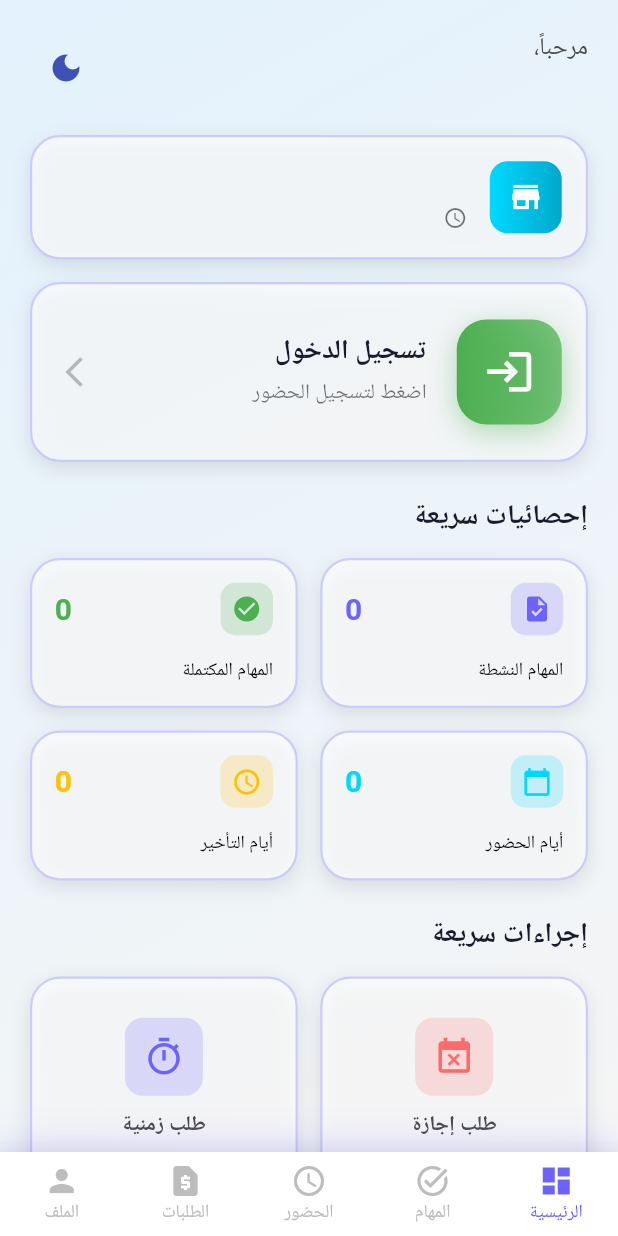
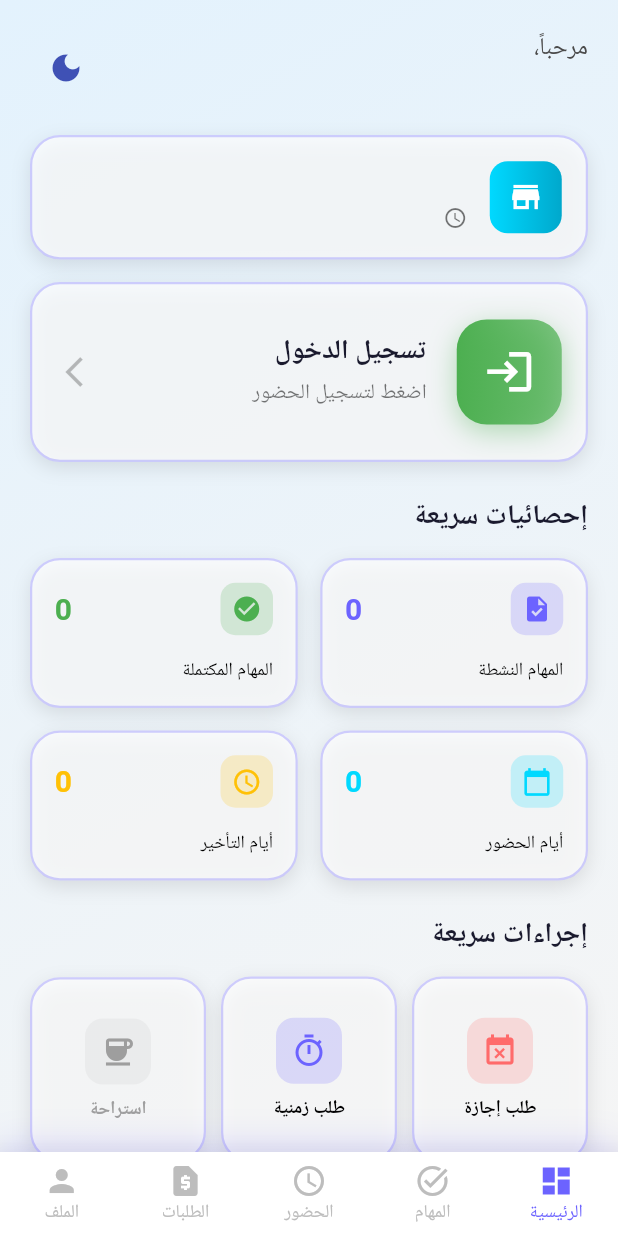
Before and after one commit to mohammedaljibory/storemanagment, a Flutter app: the HomeScreen screen opened by its route, on a phone screen of 412 x 824 dp. Run offline on Flutter 3.47's test engine with Material 3 defaults, Android fonts, the phone set to English and light mode, and no system bars; our stand-ins replace cached_network_image, cloud_firestore, connectivity_plus, firebase_auth, firebase_core, firebase_messaging and 11 more; accounts and stored records are empty; Roboto replaces fonts that are missing (Tajawal); project files that could hold a hidden picture were left out.

Commit message:
feat: Merge break request into quick actions section
- Added break request as third card in quick actions row (vacation, time-off, break)
- Break card shows contextual states: disabled when not checked in, active when available, completed after use
- BreakButtonWidget now supports compactMode for showing only status cards (pending/on-break)
- Break request dialog triggered directly from quick action card
- Removed standalone break button that was below today's status

Co-Authored-By: Claude Opus 4.6 <noreply@anthropic.com>

```diff
--- a/lib/features/home/screens/home_screen.dart
+++ b/lib/features/home/screens/home_screen.dart
@@ -15,6 +15,8 @@ import '../../../core/providers/request_provider.dart';
 import '../../../core/routes/app_routes.dart' show AppRoutes;
 import '../../../core/theme/app_theme.dart';
 import '../../../core/widgets/glass_container.dart';
+import '../../../core/models/attendance_model.dart';
+import '../../../core/services/break_service.dart';
 import '../../../core/services/location_monitor_service.dart';
 import '../../../core/services/time_off_monitor_service.dart';
 import '../../tasks/screens/tasks_screen.dart';
@@ -344,15 +346,6 @@ class _DashboardTabState extends State<DashboardTab> {
               // Today's Status
               if (attendanceProvider.isCheckedIn && attendanceProvider.currentSession != null) ...[
                 _buildTodayStatus(context, attendanceProvider, isDarkMode),
-                const SizedBox(height: 15),
-
-                // Break Button - shows during active attendance
-                if (user != null)
-                  BreakButtonWidget(
-                    attendance: attendanceProvider.currentSession!,
-                    userId: user.id,
-                    userName: user.name,
-                  ),
                 const SizedBox(height: 25),
               ],
 
@@ -426,7 +419,7 @@ class _DashboardTabState extends State<DashboardTab> {
 
               const SizedBox(height: 25),
 
-              // NEW: Quick Actions Section
+              // Quick Actions Section
               Text(
                 'إجراءات سريعة',
                 style: Theme.of(context).textTheme.titleLarge?.copyWith(
@@ -436,7 +429,7 @@ class _DashboardTabState extends State<DashboardTab> {
 
               const SizedBox(height: 15),
 
-              // Quick action buttons - direct navigation to create request
+              // Quick action buttons row
               Row(
                 children: [
                   Expanded(
@@ -446,7 +439,6 @@ class _DashboardTabState extends State<DashboardTab> {
                       Icons.event_busy,
                       AppTheme.accentColor,
                       onTap: () {
-                        // Navigate directly to create request with fullDayOff type
                         Navigator.pushNamed(
                           context,
                           AppRoutes.createRequest,
@@ -455,7 +447,7 @@ class _DashboardTabState extends State<DashboardTab> {
                       },
                     ),
                   ),
-                  const SizedBox(width: 15),
+                  const SizedBox(width: 10),
                   Expanded(
                     child: _buildQuickActionCard(
                       context,
@@ -463,7 +455,6 @@ class _DashboardTabState extends State<DashboardTab> {
                       Icons.timer_outlined,
                       AppTheme.primaryColor,
                       onTap: () {
-                        // Navigate directly to create request with timeOff type
                         Navigator.pushNamed(
                           context,
                           AppRoutes.createRequest,
@@ -472,8 +463,23 @@ class _DashboardTabState extends State<DashboardTab> {
                       },
                     ),
                   ),
+                  const SizedBox(width: 10),
+                  Expanded(
+                    child: _buildBreakQuickAction(context, attendanceProvider, user),
+                  ),
                 ],
               ),
+
+              // Break status card (when pending/on-break/completed - shows only active states)
+              if (attendanceProvider.isCheckedIn && attendanceProvider.currentSession != null && user != null) ...[
+                const SizedBox(height: 10),
+                BreakButtonWidget(
+                  attendance: attendanceProvider.currentSession!,
+                  userId: user.id,
+                  userName: user.name,
+                  compactMode: true,
+                ),
+              ],
 
               const SizedBox(height: 25),
 
@@ -495,42 +501,170 @@ class _DashboardTabState extends State<DashboardTab> {
     );
   }
 
-  // NEW: Quick Action Card Widget
   Widget _buildQuickActionCard(
     BuildContext context,
     String title,
     IconData icon,
     Color color,
-    {required VoidCallback onTap}
+    {VoidCallback? onTap, bool disabled = false}
   ) {
     final isDarkMode = Theme.of(context).brightness == Brightness.dark;
+    final effectiveColor = disabled ? Colors.grey : color;
 
     return GlassContainer(
       child: InkWell(
-        onTap: onTap,
+        onTap: disabled ? null : onTap,
         borderRadius: BorderRadius.circular(20),
         child: Padding(
           padding: const EdgeInsets.symmetric(vertical: 10),
           child: Column(
             children: [
               Container(
-                padding: const EdgeInsets.all(12),
+                padding: const EdgeInsets.all(10),
                 decoration: BoxDecoration(
-                  color: color.withOpacity(0.2),
+                  color: effectiveColor.withOpacity(disabled ? 0.1 : 0.2),
                   borderRadius: BorderRadius.circular(12),
                 ),
-                child: Icon(icon, color: color, size: 28),
-              ),
-              const SizedBox(height: 10),
+                child: Icon(icon, color: effectiveColor, size: 24),
+              ),
+              const SizedBox(height: 8),
               Text(
                 title,
-                style: Theme.of(context).textTheme.bodyMedium?.copyWith(
+                style: Theme.of(context).textTheme.bodySmall?.copyWith(
                   fontWeight: FontWeight.bold,
-                ),
+                  color: disabled ? Colors.grey : null,
+                ),
+                textAlign: TextAlign.center,
+                maxLines: 1,
+                overflow: TextOverflow.ellipsis,
               ),
             ],
           ),
         ),
+      ),
+    );
+  }
+
+  Widget _buildBreakQuickAction(
+    BuildContext context,
+    AttendanceProvider attendanceProvider,
+    UserModel? user,
+  ) {
+    final isCheckedIn = attendanceProvider.isCheckedIn;
+    final session = attendanceProvider.currentSession;
+
+    // Not checked in - disabled
+    if (!isCheckedIn || session == null || user == null) {
+      return _buildQuickActionCard(
+        context,
+        'استراحة',
+        Icons.coffee,
+        Colors.orange,
+        disabled: true,
+      );
+    }
+
+    // Break already completed
+    if (session.breakEndTime != null) {
+      return _buildQuickActionCard(
+        context,
+        'تم الاستراحة',
+        Icons.check_circle,
+        Colors.green,
+        disabled: true,
+      );
+    }
+
+    // On break
+    if (session.isOnBreak) {
+      return _buildQuickActionCard(
+        context,
+        'في استراحة',
+        Icons.coffee,
+        Colors.deepOrange,
+        disabled: true,
+      );
+    }
+
+    // Can request break - tapping shows dialog via BreakButtonWidget
+    return _buildQuickActionCard(
+      context,
+      'استراحة',
+      Icons.coffee,
+      Colors.orange,
+      onTap: () {
+        _showBreakRequestDialog(context, session, user);
+      },
+    );
+  }
+
+  void _showBreakRequestDialog(
+    BuildContext context,
+    AttendanceModel attendance,
+    UserModel user,
+  ) {
+    showDialog(
+      context: context,
+      builder: (context) => AlertDialog(
+        title: const Row(
+          children: [
+            Icon(Icons.coffee, color: Colors.orange),
+            SizedBox(width: 8),
+            Text('طلب استراحة'),
+          ],
+        ),
+        content: const Column(
+          mainAxisSize: MainAxisSize.min,
+          crossAxisAlignment: CrossAxisAlignment.start,
+          children: [
+            Text('هل تريد إرسال طلب استراحة؟'),
+            SizedBox(height: 12),
+            Text('• سيتم إرسال الطلب للمدير للموافقة', style: TextStyle(fontSize: 14)),
+            Text('• مدة الاستراحة: 60 دقيقة', style: TextStyle(fontSize: 14)),
+            Text('• لن يتم تنبيهك بالابتعاد خلال الاستراحة', style: TextStyle(fontSize: 14)),
+            Text('• سيتم تنبيهك قبل 5 دقائق من انتهائها', style: TextStyle(fontSize: 14)),
+            Text(
+              '• سيتم إبلاغ المدير إذا تجاوزت الوقت',
+              style: TextStyle(fontSize: 14, color: Colors.red),
+            ),
+          ],
+        ),
+        actions: [
+          TextButton(
+            onPressed: () => Navigator.pop(context),
+            child: const Text('إلغاء'),
+          ),
+          ElevatedButton(
+            onPressed: () async {
+              Navigator.pop(context);
+              final breakService = BreakService();
+              final success = await breakService.requestBreak(
+                attendanceId: attendance.id,
+                userId: user.id,
+                userName: user.name,
+                storeId: attendance.storeId,
+                storeName: attendance.storeName,
+              );
+              if (context.mounted) {
+                ScaffoldMessenger.of(context).showSnackBar(
+                  SnackBar(
+                    content: Text(
+                      success
+                          ? 'تم إرسال طلب الاستراحة - بانتظار موافقة المدير'
+                          : 'فشل في إرسال طلب الاستراحة',
+                    ),
+                    backgroundColor: success ? Colors.blue : Colors.red,
+                  ),
+                );
+              }
+            },
+            style: ElevatedButton.styleFrom(
+              backgroundColor: Colors.orange,
+              foregroundColor: Colors.white,
+            ),
+            child: const Text('إرسال الطلب'),
+          ),
+        ],
       ),
     );
   }
```
Also changed, not shown: lib/features/attendance/widgets/break_button_widget.dart (+8 -0 lines).
